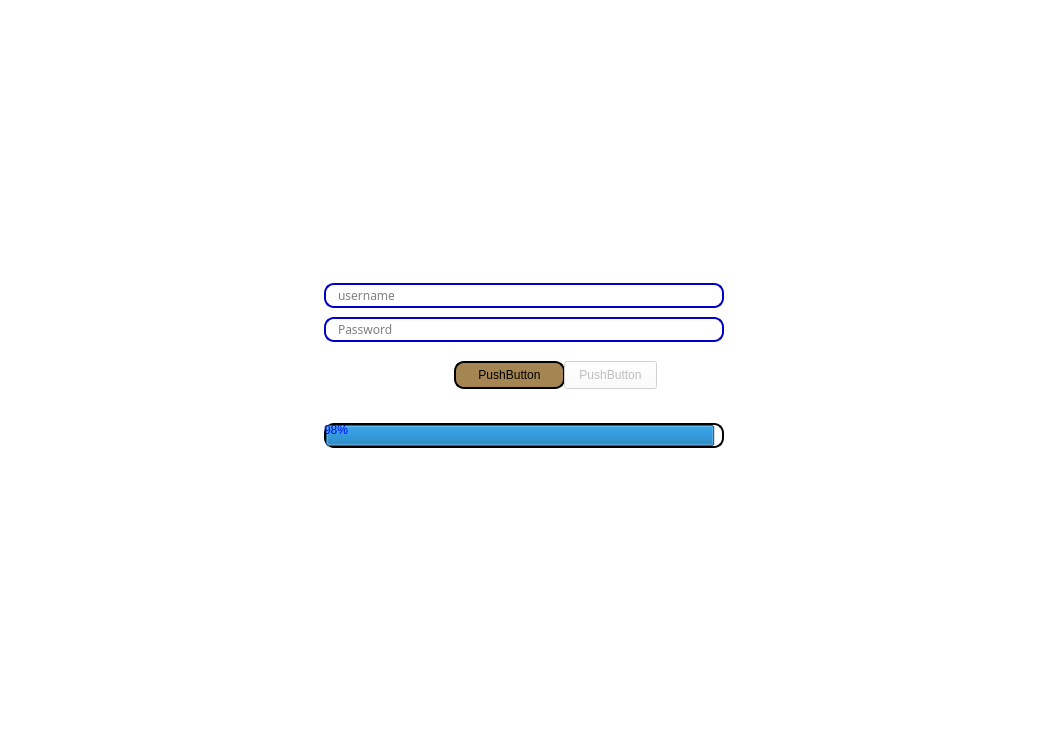
Qt form GUI/front.ui (aritzeraun/PFG) before a commit.
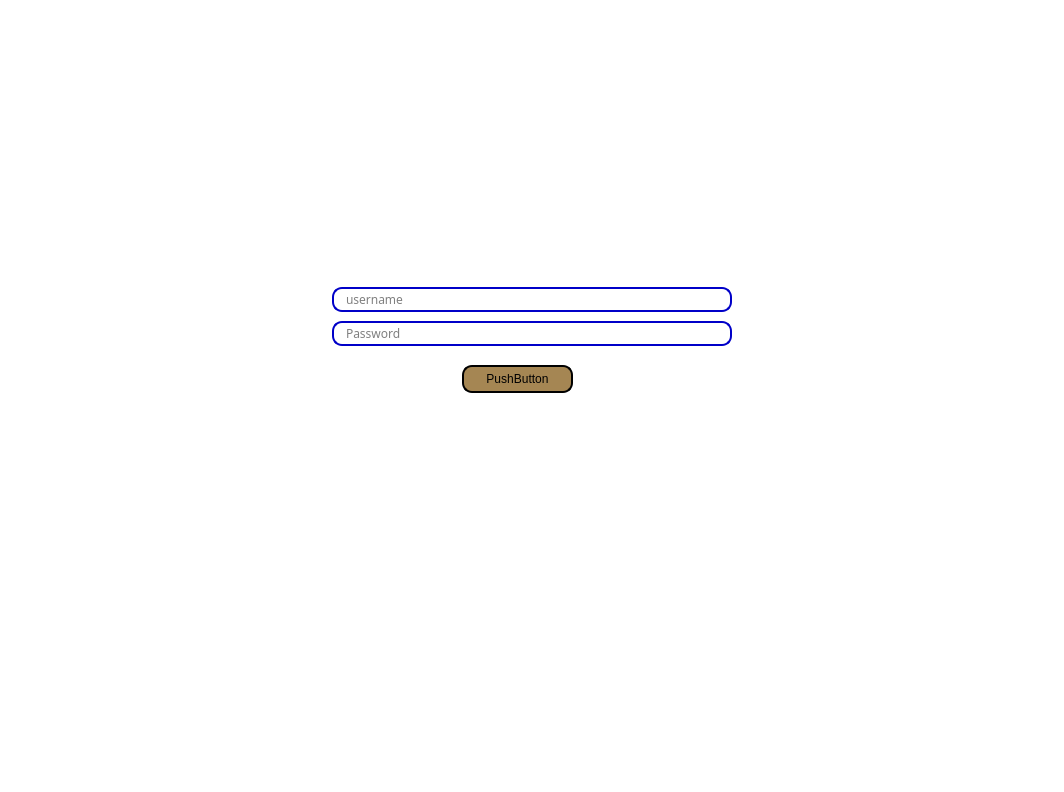
The same form after that commit. Icons and pictures are not drawn.

```diff
--- a/GUI/front.ui
+++ b/GUI/front.ui
@@ -9,8 +9,8 @@
    <rect>
     <x>0</x>
     <y>0</y>
-    <width>1049</width>
-    <height>731</height>
+    <width>1064</width>
+    <height>792</height>
    </rect>
   </property>
   <property name="minimumSize">
@@ -131,8 +131,11 @@
        <enum>Qt::LeftToRight</enum>
       </property>
       <property name="styleSheet">
-       <string notr="true">
-background-color: rgb(255,255,255);</string>
+       <string notr="true">QWidget {
+qconicalgradient(cx:0.5, cy:0.5, angle:0, stop:0 rgba(255, 255, 255, 255), stop:0.373979 rgba(255, 255, 255, 255), stop:0.373991 rgba(33, 30, 255, 255), stop:0.624018 rgba(33, 30, 255, 255), stop:0.624043 rgba(255, 0, 0, 255), stop:1 rgba(255, 0, 0, 255))
+}
+
+</string>
       </property>
       <layout class="QFormLayout" name="formLayout">
        <property name="sizeConstraint">
@@ -377,22 +380,6 @@
            <string>PushButton</string>
           </property>
          </widget>
-         <widget class="QPushButton" name="pushButton">
-          <property name="enabled">
-           <bool>false</bool>
-          </property>
-          <property name="geometry">
-           <rect>
-            <x>240</x>
-            <y>10</y>
-            <width>93</width>
-            <height>28</height>
-           </rect>
-          </property>
-          <property name="text">
-           <string>PushButton</string>
-          </property>
-         </widget>
         </widget>
        </item>
        <item row="6" column="1">
@@ -406,7 +393,7 @@
          <property name="minimumSize">
           <size>
            <width>400</width>
-           <height>0</height>
+           <height>100</height>
           </size>
          </property>
          <property name="maximumSize">
@@ -422,7 +409,7 @@
           <string/>
          </property>
          <property name="alignment">
-          <set>Qt::AlignJustify|Qt::AlignVCenter</set>
+          <set>Qt::AlignCenter</set>
          </property>
          <property name="wordWrap">
           <bool>true</bool>
@@ -432,48 +419,6 @@
          </property>
         </widget>
        </item>
-       <item row="7" column="1">
-        <widget class="QProgressBar" name="progressBar">
-         <property name="minimumSize">
-          <size>
-           <width>400</width>
-           <height>25</height>
-          </size>
-         </property>
-         <property name="maximumSize">
-          <size>
-           <width>400</width>
-           <height>25</height>
-          </size>
-         </property>
-         <property name="styleSheet">
-          <string notr="true">QProgressBar {
-	color: rgb(0, 0, 255);
-border: 2px solid;
-	background-color: rgb(170, 85, 0);
- border-radius: 10px;
-	background-color: rgb(255, 255, 255);
-
-}
-</string>
-         </property>
-         <property name="value">
-          <number>98</number>
-         </property>
-         <property name="textVisible">
-          <bool>true</bool>
-         </property>
-         <property name="orientation">
-          <enum>Qt::Horizontal</enum>
-         </property>
-         <property name="textDirection">
-          <enum>QProgressBar::TopToBottom</enum>
-         </property>
-         <property name="format">
-          <string>%p%</string>
-         </property>
-        </widget>
-       </item>
       </layout>
      </widget>
     </item>
```
Left out of the diff: 4 changed lines with no effect on the pictures.
